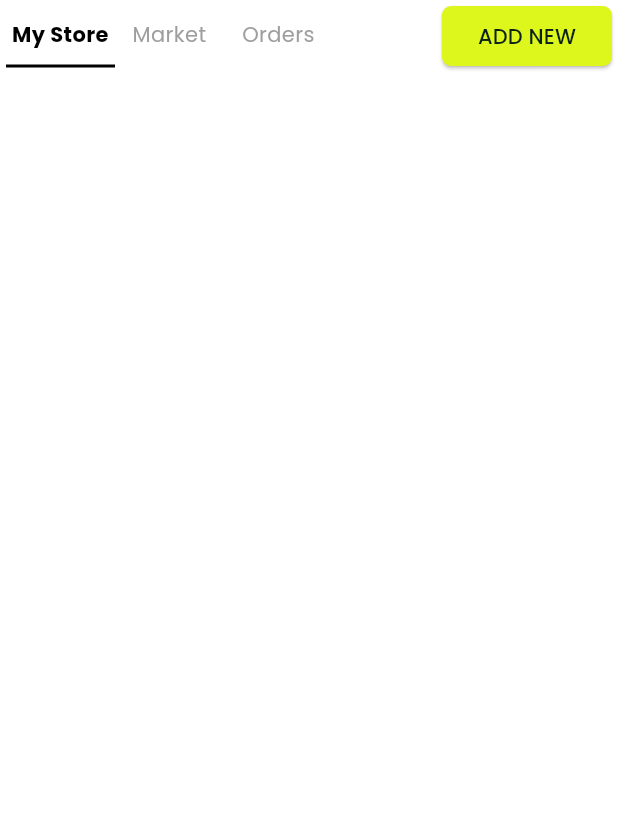
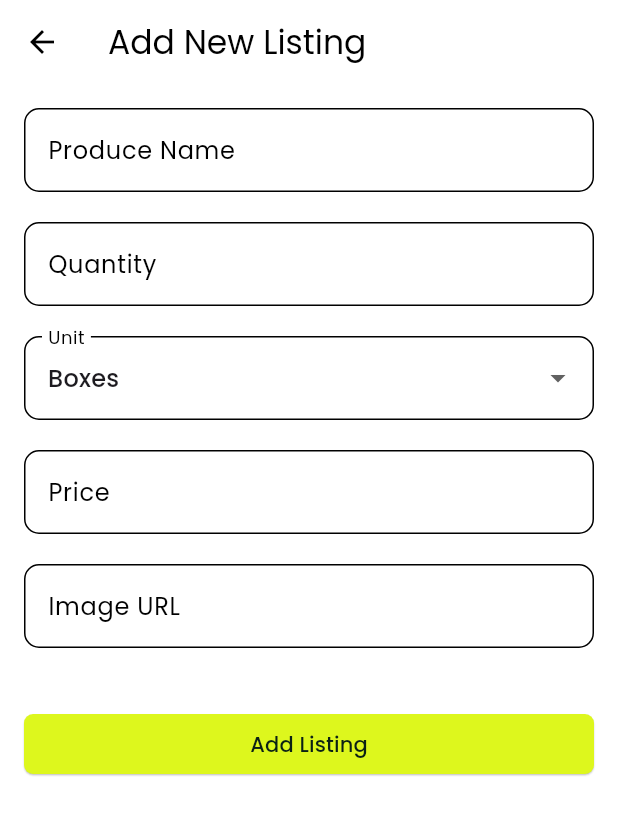
Before and after one commit to agritech-link/app_v1, a Flutter app: the NavigationTabs widget shown alone on an empty page, opened directly with empty values, after a tap on "ADD NEW", on a phone screen of 412 x 824 dp. Shown: the top 815 px of the screen. Run offline on Flutter 3.47's test engine with Material 3 defaults, Android fonts, the phone set to English and light mode, and no system bars; our stand-ins replace cached_network_image, camera, flutter_local_notifications, flutter_riverpod, font_awesome_flutter, geolocator and 5 more; accounts and stored records are empty; network calls fail.

Commit message:
update to listings

```diff
--- a/lib/main.dart
+++ b/lib/main.dart
@@ -53,7 +53,7 @@ class _MyAppState extends State<MyApp> {
     // You can use shared_preferences to check if it's the first launch
     // For simplicity, we're using a dummy value here
     setState(() {
-      _isFirstLaunch = false; // Set this to true for testing splash screen
+      _isFirstLaunch = false;
     });
   }
 
--- /dev/null
+++ b/lib/screens/dashboard/marketplace/widgets/add_produce_listing_form.dart
@@ -0,0 +1,161 @@
+import 'package:flutter/material.dart';
+import 'package:supabase_flutter/supabase_flutter.dart';
+
+class AddProduceListingForm extends StatefulWidget {
+  @override
+  _AddProduceListingFormState createState() => _AddProduceListingFormState();
+}
+
+class _AddProduceListingFormState extends State<AddProduceListingForm> {
+  final _formKey = GlobalKey<FormState>();
+  final _produceName = TextEditingController();
+  final _quantity = TextEditingController();
+  final _price = TextEditingController();
+  final _imageUrl = TextEditingController();
+  String _selectedUnit = 'Boxes'; // Default unit
+
+  final List<String> _units = ['Boxes', 'Sacks', 'Bushels', 'Bunches', 'Bags'];
+
+  Future<void> _submitForm() async {
+    if (_formKey.currentState!.validate()) {
+      try {
+        final supabase = Supabase.instance.client;
+        final userId = supabase.auth.currentUser?.id;
+
+        if (userId == null) {
+          throw Exception('User not logged in');
+        }
+
+        final newListing = {
+          'produce_name': _produceName.text,
+          'quantity': int.parse(_quantity.text),
+          'price': double.parse(_price.text),
+          'image_url': _imageUrl.text,
+          'user_id': userId,
+          'unit': _selectedUnit,
+        };
+
+        final response = await supabase
+            .from('produce_listings')
+            .insert(newListing);
+
+        // Check if the response is not null and doesn't contain an error
+        if (response != null && response.error == null) {
+          ScaffoldMessenger.of(context).showSnackBar(
+            SnackBar(content: Text('Listing added successfully')),
+          );
+          _clearForm();
+        } else {
+          throw response?.error ?? Exception('Unknown error occurred');
+        }
+      } catch (e) {
+        ScaffoldMessenger.of(context).showSnackBar(
+          SnackBar(content: Text('Error adding listing: $e')),
+        );
+      }
+    }
+  }
+
+  void _clearForm() {
+    _produceName.clear();
+    _quantity.clear();
+    _price.clear();
+    _imageUrl.clear();
+    setState(() {
+      _selectedUnit = 'Boxes';
+    });
+  }
+
+  @override
+  Widget build(BuildContext context) {
+    return Scaffold(
+      appBar: AppBar(title: Text('Add New Listing')),
+      body: Form(
+        key: _formKey,
+        child: ListView(
+          padding: EdgeInsets.all(16),
+          children: [
+            TextFormField(
+              controller: _produceName,
+              decoration: InputDecoration(labelText: 'Produce Name'),
+              validator: (value) {
+                if (value == null || value.isEmpty) {
+                  return 'Please enter a produce name';
+                }
+                return null;
+              },
+            ),
+            SizedBox(height: 20),
+            TextFormField(
+              controller: _quantity,
+              decoration: InputDecoration(labelText: 'Quantity'),
+              keyboardType: TextInputType.number,
+              validator: (value) {
+                if (value == null || value.isEmpty) {
+                  return 'Please enter a quantity';
+                }
+                if (int.tryParse(value) == null) {
+                  return 'Please enter a valid number';
+                }
+                return null;
+              },
+            ),
+            SizedBox(height: 20),
+            DropdownButtonFormField<String>(
+              value: _selectedUnit,
+              decoration: InputDecoration(labelText: 'Unit'),
+              items: _units.map((String unit) {
+                return DropdownMenuItem<String>(
+                  value: unit,
+                  child: Text(unit),
+                );
+              }).toList(),
+              onChanged: (String? newValue) {
+                setState(() {
+                  _selectedUnit = newValue!;
+                });
+              },
+            ),
+            SizedBox(height: 20),
+            TextFormField(
+              controller: _price,
+              decoration: InputDecoration(labelText: 'Price'),
+              keyboardType: TextInputType.numberWithOptions(decimal: true),
+              validator: (value) {
+                if (value == null || value.isEmpty) {
+                  return 'Please enter a price';
+                }
+                if (double.tryParse(value) == null) {
+                  return 'Please enter a valid number';
+                }
+                return null;
+              },
+            ),
+            SizedBox(height: 20),
+            TextFormField(
+              controller: _imageUrl,
+              decoration: InputDecoration(labelText: 'Image URL'),
+              validator: (value) {
+                if (value == null || value.isEmpty) {
+                  return 'Please enter an image URL';
+                }
+                return null;
+              },
+            ),
+            SizedBox(height: 40),
+            ElevatedButton(
+              style: ElevatedButton.styleFrom(
+                  backgroundColor: Color(0xFFDDF71D),
+                  foregroundColor: Color(0xFF0B2115),
+                  shape: RoundedRectangleBorder(
+                      borderRadius: BorderRadius.circular(6)),
+                  elevation: 0.5),
+              onPressed: _submitForm,
+              child: Text('Add Listing'),
+            ),
+          ],
+        ),
+      ),
+    );
+  }
+}
--- a/lib/screens/dashboard/marketplace/widgets/navigation_tabs.dart
+++ b/lib/screens/dashboard/marketplace/widgets/navigation_tabs.dart
@@ -1,3 +1,4 @@
+import 'package:AgriTech_Link/screens/dashboard/marketplace/widgets/add_produce_listing_form.dart';
 import 'package:flutter/material.dart';
 
 class NavigationTabs extends StatelessWidget {
@@ -31,7 +32,9 @@ class NavigationTabs extends StatelessWidget {
         ),
         const Spacer(),
         ElevatedButton(
-          onPressed: () {},
+          onPressed: () {
+            Navigator.push(context, MaterialPageRoute(builder: (context) => AddProduceListingForm()));
+          },
           child: Text('ADD NEW'),
           style: ElevatedButton.styleFrom(
               backgroundColor: Color(0xFFDDF71D),
--- a/pubspec.yaml
+++ b/pubspec.yaml
@@ -52,6 +52,7 @@ dependencies:
   flutter_local_notifications: ^17.2.2
   webview_flutter: ^4.9.0
   uuid: ^4.5.0
+  toastification: ^2.3.0
 
 dev_dependencies:
   flutter_test:
```
Also changed, not shown: lib/screens/dashboard/marketplace/marketplace.dart (+11 -46 lines), lib/screens/dashboard/marketplace/widgets/product_grid.dart (+8 -2 lines), pubspec.lock.
